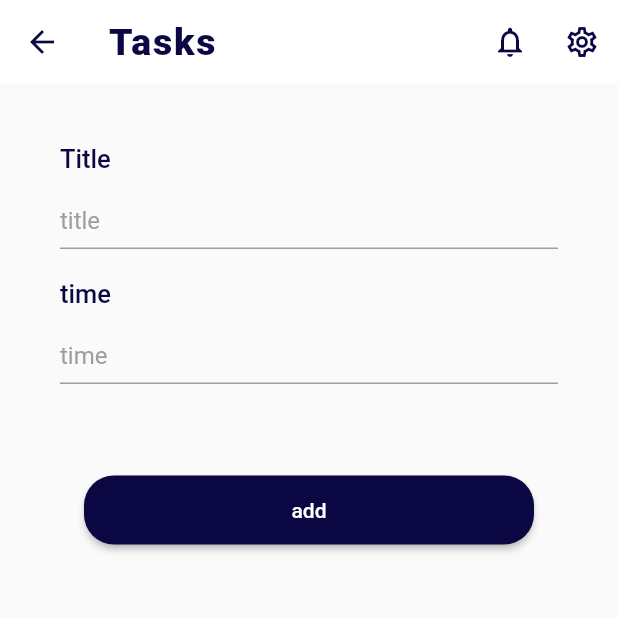
After one commit to samarlarbi/Work_Corner, a Flutter app: the TaskPage screen opened directly, item 2 of the bottom bar chosen, after a tap on the "add" icon, on a phone screen of 412 x 824 dp, the top half of it. The commit adds this screen. Run offline on Flutter 3.47's test engine with Material 2 defaults, Android fonts, the phone set to English and light mode, and no system bars; our stand-ins replace cloud_firestore, firebase_auth, firebase_core, google_nav_bar, google_sign_in; missing offline and left inert: dart:ffi; accounts and stored records are empty.

Commit message:
store task

```diff
--- /dev/null
+++ b/lib/addtask.dart
@@ -0,0 +1,104 @@
+import 'package:cloud_firestore/cloud_firestore.dart';
+import 'package:flutter/material.dart';
+import 'package:work_corner/CustomButton.dart';
+import 'ColorPalete.dart';
+import 'Custominput.dart';
+import 'Home.dart';
+
+class AddTask extends StatefulWidget {
+  const AddTask({super.key});
+
+  @override
+  State<AddTask> createState() => _AddTaskState();
+}
+
+class _AddTaskState extends State<AddTask> {
+  @override
+  Widget build(BuildContext context) {
+    TextEditingController title = TextEditingController();
+    TextEditingController time = TextEditingController();
+    CollectionReference users = FirebaseFirestore.instance.collection('Tasks');
+
+    Future<void> addUser() {
+      // Call the user's CollectionReference to add a new user
+      return users
+          .add({
+            'title': title.text, // John Doe
+            'time': time.text, // Stokes and Sons
+          })
+          .then((value) => print("Task Added"))
+          .catchError((error) => print("Failed to add Task: $error"));
+    }
+
+    return Scaffold(
+      appBar: AppBar(
+          elevation: 0.0,
+          actions: [
+            IconButton(
+                onPressed: () {},
+                icon: Icon(
+                  Icons.notifications_outlined,
+                  color: ColorPalete().color1,
+                )),
+            IconButton(
+                onPressed: () {},
+                icon: Icon(
+                  Icons.settings_outlined,
+                  color: ColorPalete().color1,
+                ))
+          ],
+          leading: IconButton(
+            onPressed: () {
+              Navigator.of(context as BuildContext).pushAndRemoveUntil(
+                MaterialPageRoute(builder: (context) => Home()),
+                (Route<dynamic> route) => false,
+              );
+            },
+            icon: Icon(
+              Icons.arrow_back,
+              color: ColorPalete().color1,
+            ),
+          ),
+          backgroundColor: Colors.white,
+          title: Text(
+            "Tasks",
+            style: TextStyle(
+              color: ColorPalete().color1,
+              fontWeight: FontWeight.w900,
+              letterSpacing: 1.2,
+              fontSize: 25.0,
+            ),
+          )),
+      body: SingleChildScrollView(
+        padding: EdgeInsets.all(40),
+        child: Column(children: [
+          CInput(
+            hintText: 'title',
+            myController: title,
+            name: 'Title',
+            obscureText: false,
+            validator: (String) {
+              return null;
+            },
+          ),
+          CInput(
+            hintText: 'time',
+            myController: time,
+            name: 'time',
+            obscureText: false,
+            validator: (String) {
+              return null;
+            },
+          ),
+          CustomButton(
+              title: "add",
+              bgcolor: ColorPalete().color1,
+              titlecolor: Colors.white,
+              onPressed: () {
+                addUser();
+              })
+        ]),
+      ),
+    );
+  }
+}
--- a/lib/taskPage.dart
+++ b/lib/taskPage.dart
@@ -1,6 +1,7 @@
 import 'package:flutter/material.dart';
 import 'package:google_nav_bar/google_nav_bar.dart';
 import 'package:work_corner/Home.dart';
+import 'package:work_corner/addtask.dart';
 import 'package:work_corner/taskTile.dart';
 
 import 'Account.dart';
@@ -58,7 +59,17 @@ class _TaskPageState extends State<TaskPage> {
         body: SingleChildScrollView(
           child: Container(
             padding: EdgeInsets.all(10),
-            child: ListView(
+            child: Column(
+              children: [
+                IconButton(
+                    onPressed: () {
+                      Navigator.of(context as BuildContext).pushAndRemoveUntil(
+                        MaterialPageRoute(builder: (context) => AddTask()),
+                        (Route<dynamic> route) => false,
+                      );
+                    },
+                    icon: Icon(Icons.add)),
+                ListView(
                   shrinkWrap: true,
                   children: [
                     TaskTile(
@@ -75,6 +86,8 @@ class _TaskPageState extends State<TaskPage> {
                       title: "Project1",
                       time: "10 : 00 PM",
                       color: Colors.blue,
+                    ),
+                  ],
                 ),
               ],
             ),
```
Lines whose indentation alone changed are shown as unchanged.
